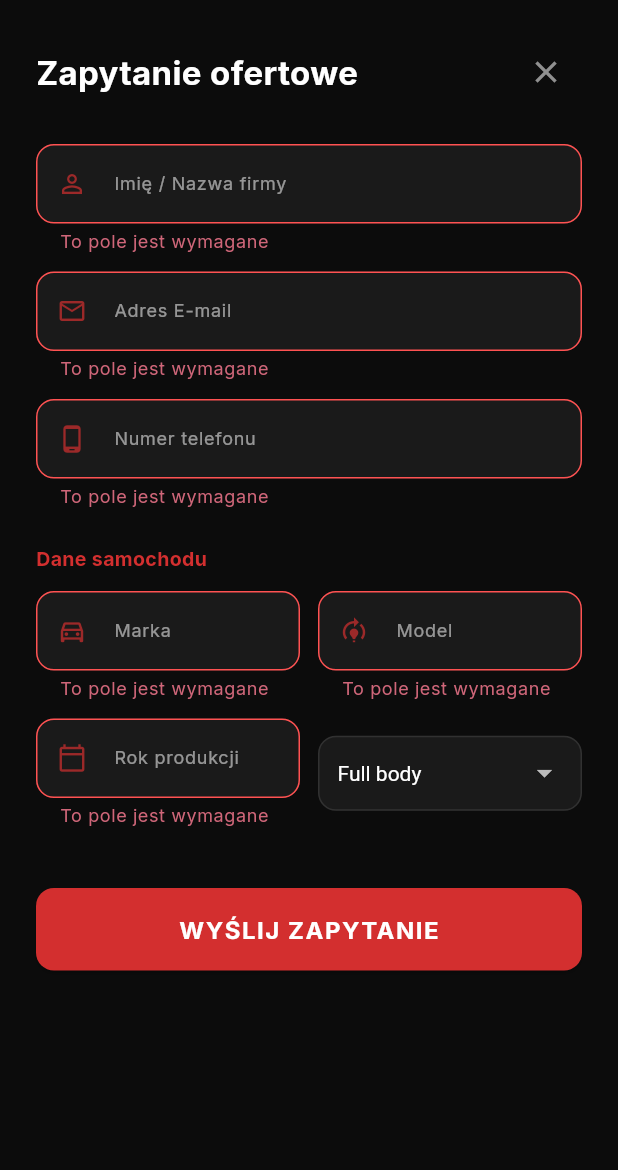
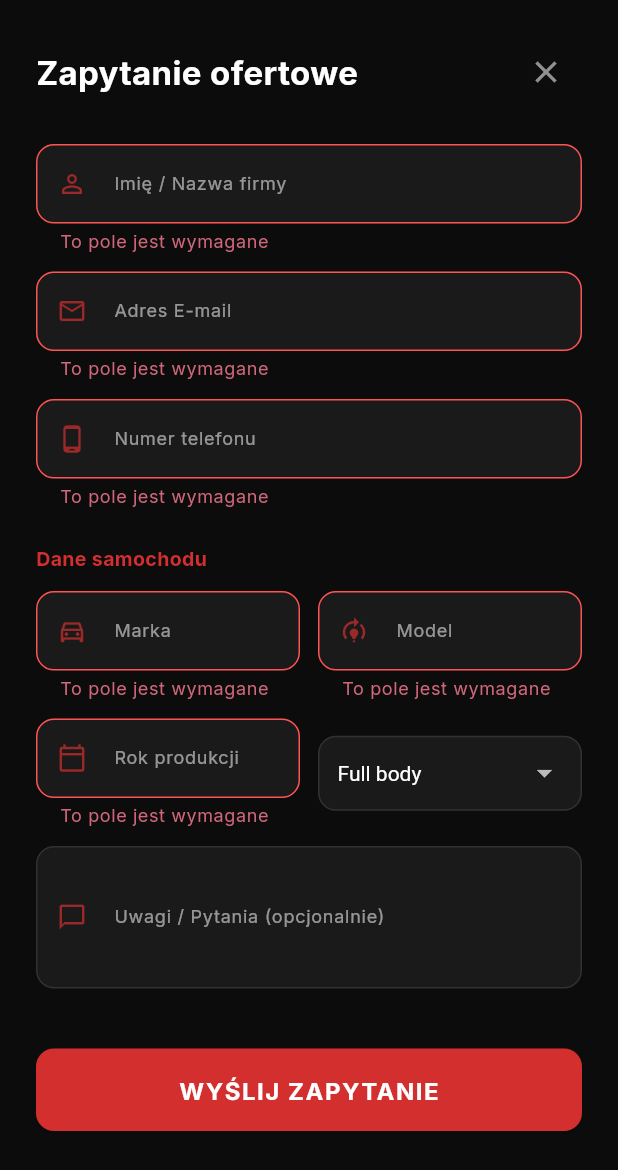
Before and after one commit to Kacpernkoda/NKODAAPP, a Flutter app: the InquiryFormDialog widget shown alone on an empty page, opened directly with empty values, after a tap on "WYŚLIJ ZAPYTANIE", on a phone screen of 412 x 824 dp. Shown: the top 1170 px of the screen. Run offline on Flutter 3.47's test engine with Material 3 defaults, Android fonts, the phone set to English and light mode, and no system bars; our stand-ins replace flutter_dotenv, google_fonts, image_picker, shared_preferences, supabase_flutter; accounts and stored records are empty; network calls fail.

Commit message:
Update inquiry form with notes and color name

```diff
--- a/lib/screens/visualization/inquiry_form.dart
+++ b/lib/screens/visualization/inquiry_form.dart
@@ -27,6 +27,7 @@ class _InquiryFormDialogState extends State<InquiryFormDialog> {
   final _brandController = TextEditingController();
   final _modelController = TextEditingController();
   final _yearController = TextEditingController();
+  final _notesController = TextEditingController();
 
   String _selectedQuantity = 'Full body';
   bool _isSending = false;
@@ -41,6 +42,7 @@ class _InquiryFormDialogState extends State<InquiryFormDialog> {
     _brandController.dispose();
     _modelController.dispose();
     _yearController.dispose();
+    _notesController.dispose();
     super.dispose();
   }
 
@@ -72,8 +74,9 @@ class _InquiryFormDialogState extends State<InquiryFormDialog> {
         'marka_model': '${_brandController.text.trim()} ${_modelController.text.trim()}',
         'rok_produkcji': _yearController.text.trim(),
         'ilosc': _selectedQuantity,
-        'kolor_symbol': widget.colorSymbol,
+        'kolor_symbol': '${widget.colorSymbol} (${widget.colorName})',
         'link_do_wizualizacji': imageUrl, // Może być null, jeśli upload zawiódł
+        'uwagi': _notesController.text.trim(),
         'source': 'ai_visualization',
       };
 
@@ -192,6 +195,8 @@ class _InquiryFormDialogState extends State<InquiryFormDialog> {
                   ),
                 ],
               ),
+              const SizedBox(height: 12),
+              _buildTextField(_notesController, 'Uwagi / Pytania (opcjonalnie)', Icons.chat_bubble_outline, maxLines: 3, isRequired: false),
               const SizedBox(height: 40),
               ElevatedButton(
                 onPressed: _isSending ? null : _submitInquiry,
@@ -212,10 +217,11 @@ class _InquiryFormDialogState extends State<InquiryFormDialog> {
     );
   }
 
-  Widget _buildTextField(TextEditingController controller, String label, IconData icon, {TextInputType? keyboardType}) {
+  Widget _buildTextField(TextEditingController controller, String label, IconData icon, {TextInputType? keyboardType, int maxLines = 1, bool isRequired = true}) {
     return TextFormField(
       controller: controller,
       keyboardType: keyboardType,
+      maxLines: maxLines,
       style: const TextStyle(color: Colors.white, fontSize: 14),
       decoration: InputDecoration(
         labelText: label,
@@ -228,7 +234,7 @@ class _InquiryFormDialogState extends State<InquiryFormDialog> {
         errorBorder: OutlineInputBorder(borderRadius: BorderRadius.circular(12), borderSide: const BorderSide(color: Colors.redAccent)),
         focusedErrorBorder: OutlineInputBorder(borderRadius: BorderRadius.circular(12), borderSide: const BorderSide(color: Colors.redAccent)),
       ),
-      validator: (value) => value == null || value.isEmpty ? 'To pole jest wymagane' : null,
+      validator: isRequired ? (value) => value == null || value.isEmpty ? 'To pole jest wymagane' : null : null,
     );
   }
 }
```
